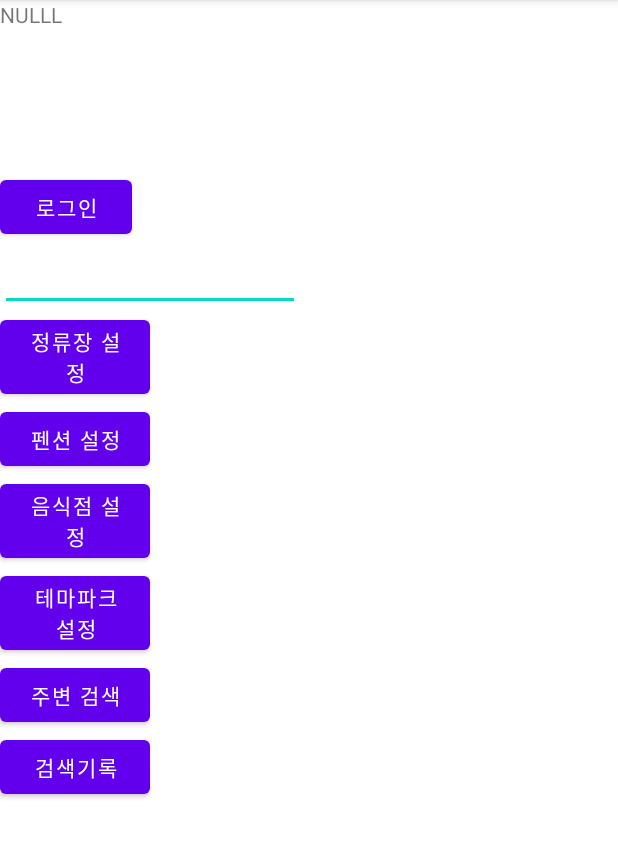
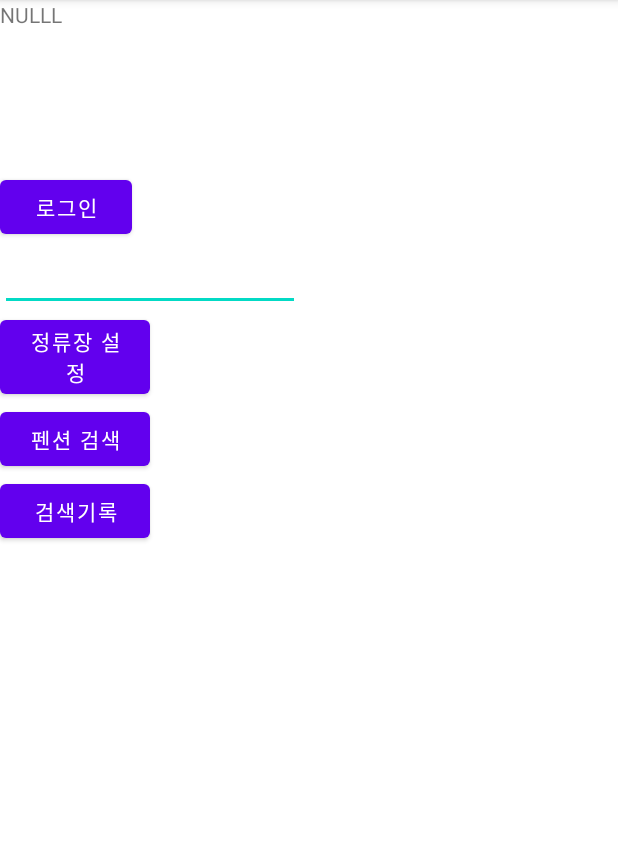
Before and after one commit to kOsari59/DBEX, an Android app: the screen it shows after launch (MainActivity), on a phone screen of 412 x 824 dp, the part 84-942 px from its top. Run offline under Robolectric (Android 15) with nearby library versions, the phone set to English and light mode, and no system bars; our stand-ins replace Volley.

Commit message:
minimal fix

```diff
--- a/app/src/main/java/com/example/dbex/MainActivity.java
+++ b/app/src/main/java/com/example/dbex/MainActivity.java
@@ -41,9 +41,14 @@ public class MainActivity extends AppCompatActivity {
         txt = (TextView)findViewById(R.id.textView2);
         txt.setText(st);
 
-         ct = new connection(); //연결 준비
-         ct.showResult(); //연결 후 결과 저장
-         txt.setText(ct.namelist.get(0)); // 결과출력
+        try{
+            ct = new connection(); //연결 준비
+            ct.showResult(); //연결 후 결과 저장
+            txt.setText(ct.namelist.get(0)); // 결과출력
+        }catch (Exception e){
+            Toast.makeText(getApplicationContext(),e.toString(),Toast.LENGTH_SHORT).show();
+        }
+
 
         Button loginbt = (Button) findViewById(R.id.Login);
 
@@ -59,10 +64,7 @@ public class MainActivity extends AppCompatActivity {
         Button pension,restaurant,theme,bt_station,bt_search,search_history;
 
         pension = (Button)findViewById(R.id.pension);
-        restaurant = (Button)findViewById(R.id.restaurant);
-        theme = (Button)findViewById(R.id.theme);
         bt_station = (Button) findViewById(R.id.bt_station);
-        bt_search = (Button) findViewById(R.id.bt_search);
         search_history = (Button) findViewById(R.id.search_history);
 
         search_history.setOnClickListener(new View.OnClickListener() {
@@ -161,7 +163,6 @@ public class MainActivity extends AppCompatActivity {
 
 
 
-
     }
 
 
--- a/app/src/main/java/com/example/dbex/connection.java
+++ b/app/src/main/java/com/example/dbex/connection.java
@@ -52,7 +52,7 @@ public class connection extends AsyncTask<String,Void,String>{ //DB연동 시험
         ResultSet rs;
         String str;
         URL url;
-        String url1 = "http://10.0.2.2/Rest.php"; //정류장의 모든 데이터 출력 PHP 파일
+        String url1 = "http://10.0.2.2/Rest.php"; //레스토랑 모든 데이터 출력 PHP 파일
         InputStream json;
         String receiveMsg;
         json = null;
--- a/app/src/main/res/layout/activity_main.xml
+++ b/app/src/main/res/layout/activity_main.xml
@@ -36,26 +36,9 @@
         android:id="@+id/pension"
         android:layout_width="100dp"
         android:layout_height="wrap_content"
-        android:text="펜션 설정"
+        android:text="펜션 검색"
         />
-    <Button
-        android:id="@+id/restaurant"
-        android:layout_width="100dp"
-        android:layout_height="wrap_content"
-        android:text="음식점 설정"
-        />
-    <Button
-        android:id="@+id/theme"
-        android:layout_width="100dp"
-        android:layout_height="wrap_content"
-        android:text="테마파크 설정"
-        />
-    <Button
-        android:id="@+id/bt_search"
-        android:layout_width="100dp"
-        android:layout_height="wrap_content"
-        android:text="주변 검색"
-        />
+
     <Button
         android:id="@+id/search_history"
         android:layout_width="100dp"
```
